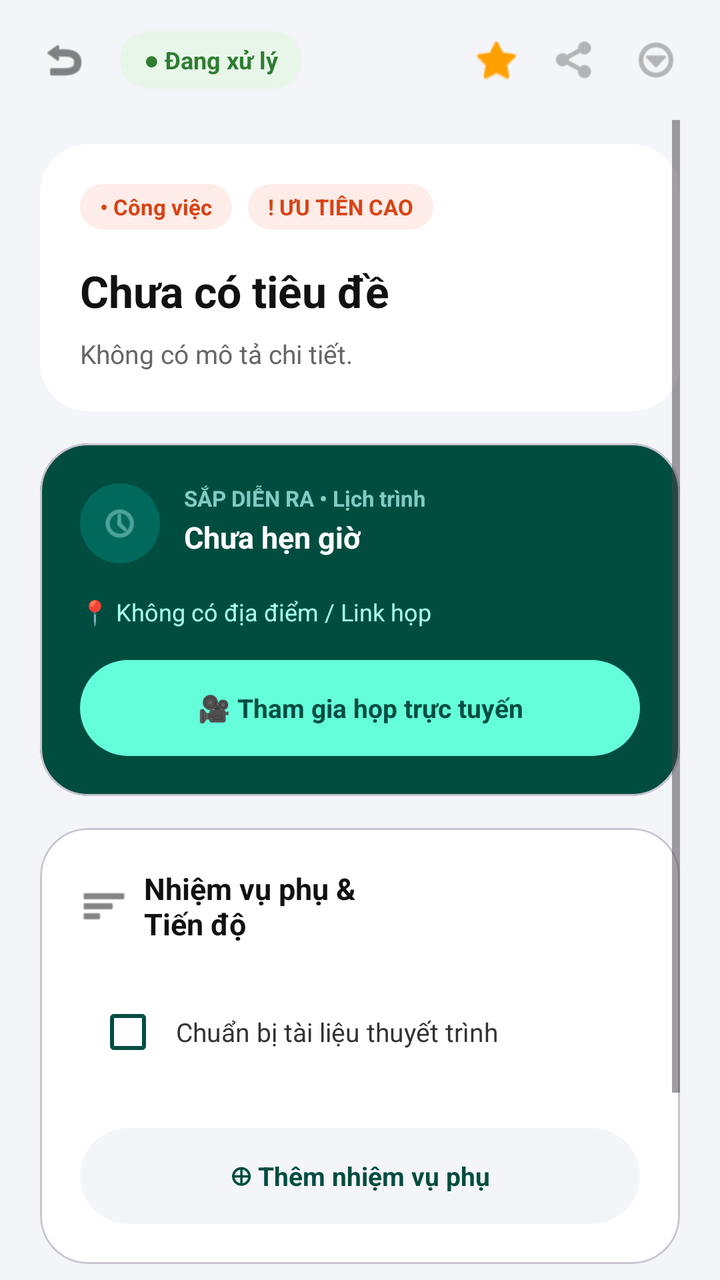
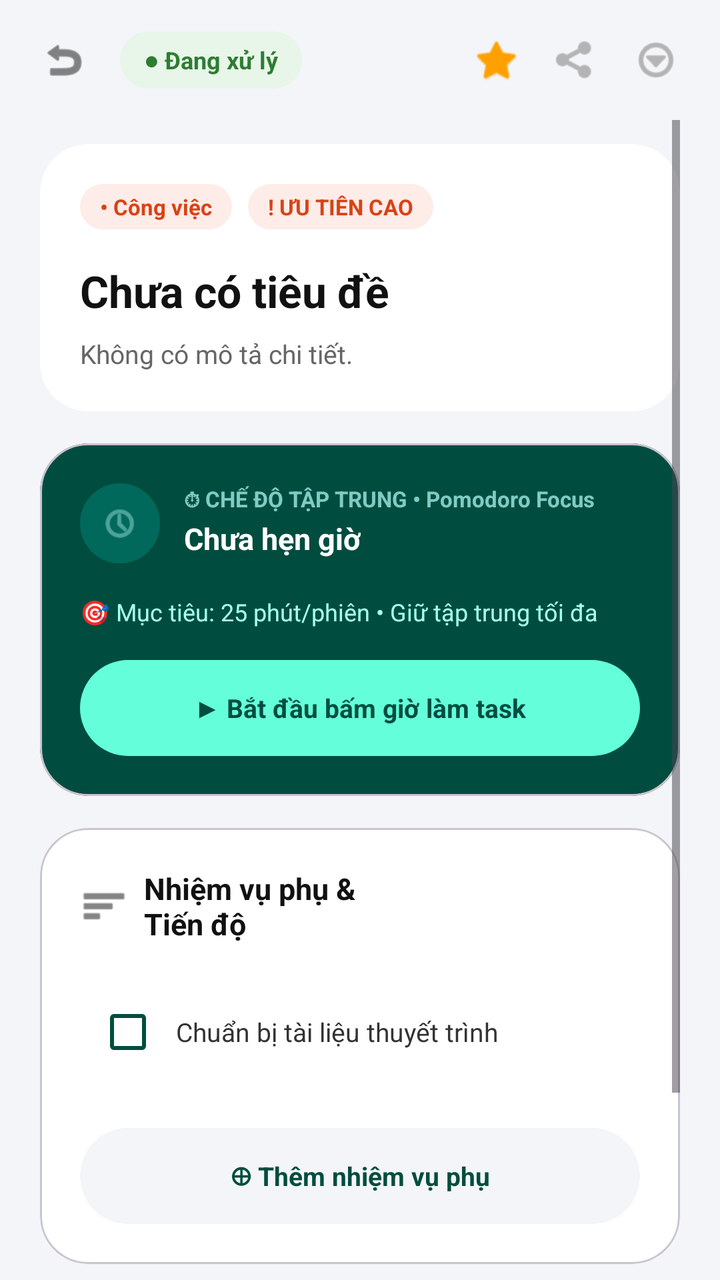

An Android layout rendered at two revisions. The XML below is the earlier revision; the diff shows what the commit changed to produce the second picture.
<!-- AndroidManifest.xml: application theme Theme.MyApplication -->
<!-- res/layout/activity_project_detail.xml -->
<?xml version="1.0" encoding="utf-8"?>
<androidx.constraintlayout.widget.ConstraintLayout xmlns:android="http://schemas.android.com/apk/res/android"
    xmlns:app="http://schemas.android.com/apk/res-auto"
    android:layout_width="match_parent"
    android:layout_height="match_parent"
    android:background="#F4F5F8"> 

    
    <LinearLayout
        android:id="@+id/topBar"
        android:layout_width="match_parent"
        android:layout_height="60dp"
        android:gravity="center_vertical"
        android:orientation="horizontal"
        android:paddingHorizontal="20dp"
        app:layout_constraintTop_toTopOf="parent">

        <ImageView
            android:id="@+id/btnBack"
            android:layout_width="24dp"
            android:layout_height="24dp"
            android:src="@android:drawable/ic_menu_revert"
            app:tint="#333333" />

        
        <TextView
            android:id="@+id/tvTaskDetailStatus"
            android:layout_width="wrap_content"
            android:layout_height="wrap_content"
            android:layout_marginStart="16dp"
            android:background="@drawable/bg_rounded_24dp"
            android:backgroundTint="#E8F5E9"
            android:paddingHorizontal="12dp"
            android:paddingVertical="6dp"
            android:text="● Đang xử lý"
            android:textColor="#2E7D32"
            android:textSize="12sp"
            android:textStyle="bold" />

        <View
            android:layout_width="0dp"
            android:layout_height="0dp"
            android:layout_weight="1" />

        
        <ImageView
            android:layout_width="24dp"
            android:layout_height="24dp"
            android:layout_marginEnd="16dp"
            android:src="@android:drawable/btn_star_big_on"
            app:tint="#FFA000" />

        <ImageView
            android:layout_width="24dp"
            android:layout_height="24dp"
            android:layout_marginEnd="16dp"
            android:src="@android:drawable/ic_menu_share"
            app:tint="#888888" />

        <ImageView
            android:layout_width="24dp"
            android:layout_height="24dp"
            android:src="@android:drawable/ic_menu_more"
            app:tint="#888888" />
    </LinearLayout>

    
    <ScrollView
        android:layout_width="match_parent"
        android:layout_height="0dp"
        android:clipToPadding="false"
        android:paddingHorizontal="20dp"
        android:paddingBottom="40dp"
        app:layout_constraintBottom_toBottomOf="parent"
        app:layout_constraintTop_toBottomOf="@id/topBar">

        <LinearLayout
            android:layout_width="match_parent"
            android:layout_height="wrap_content"
            android:orientation="vertical">

            
            <com.google.android.material.card.MaterialCardView
                android:layout_width="match_parent"
                android:layout_height="wrap_content"
                android:layout_marginTop="12dp"
                app:cardBackgroundColor="#FFFFFF"
                app:cardCornerRadius="24dp"
                app:cardElevation="0dp"
                app:strokeWidth="0dp">

                <LinearLayout
                    android:layout_width="match_parent"
                    android:layout_height="wrap_content"
                    android:orientation="vertical"
                    android:padding="20dp">

                    
                    <LinearLayout
                        android:layout_width="match_parent"
                        android:layout_height="wrap_content"
                        android:orientation="horizontal">

                        <TextView
                            android:id="@+id/tvProjectTag"
                            android:layout_width="wrap_content"
                            android:layout_height="wrap_content"
                            android:background="@drawable/bg_rounded_24dp"
                            android:backgroundTint="#FDECE8"
                            android:paddingHorizontal="10dp"
                            android:paddingVertical="4dp"
                            android:text="• Công việc"
                            android:textColor="#D84315"
                            android:textSize="11sp"
                            android:textStyle="bold" />

                        <TextView
                            android:id="@+id/tvPriorityTag"
                            android:layout_width="wrap_content"
                            android:layout_height="wrap_content"
                            android:layout_marginStart="8dp"
                            android:background="@drawable/bg_rounded_24dp"
                            android:backgroundTint="#FDECE8"
                            android:paddingHorizontal="10dp"
                            android:paddingVertical="4dp"
                            android:text="! ƯU TIÊN CAO"
                            android:textColor="#D84315"
                            android:textSize="11sp"
                            android:textStyle="bold" />
                    </LinearLayout>

                    <TextView
                        android:id="@+id/tvTaskDetailTitle"
                        android:layout_width="match_parent"
                        android:layout_height="wrap_content"
                        android:layout_marginTop="16dp"
                        android:text="Chưa có tiêu đề"
                        android:textColor="#111111"
                        android:textSize="22sp"
                        android:textStyle="bold" />

                    <TextView
                        android:id="@+id/tvTaskDetailDesc"
                        android:layout_width="match_parent"
                        android:layout_height="wrap_content"
                        android:layout_marginTop="8dp"
                        android:lineSpacingExtra="4dp"
                        android:text="Không có mô tả chi tiết."
                        android:textColor="#666666"
                        android:textSize="13sp" />
                </LinearLayout>
            </com.google.android.material.card.MaterialCardView>

            
            <com.google.android.material.card.MaterialCardView
                android:layout_width="match_parent"
                android:layout_height="wrap_content"
                android:layout_marginTop="16dp"
                app:cardBackgroundColor="#004D40"
                app:cardCornerRadius="24dp"
                app:cardElevation="0dp">

                <LinearLayout
                    android:layout_width="match_parent"
                    android:layout_height="wrap_content"
                    android:orientation="vertical"
                    android:padding="20dp">

                    <LinearLayout
                        android:layout_width="match_parent"
                        android:layout_height="wrap_content"
                        android:orientation="horizontal">

                        
                        <FrameLayout
                            android:layout_width="40dp"
                            android:layout_height="40dp"
                            android:background="@drawable/bg_circle_brown"
                            android:backgroundTint="#00695C">
                            <ImageView
                                android:layout_width="20dp"
                                android:layout_height="20dp"
                                android:layout_gravity="center"
                                android:src="@android:drawable/ic_menu_recent_history"
                                app:tint="#80CBC4" />
                        </FrameLayout>

                        <LinearLayout
                            android:layout_width="match_parent"
                            android:layout_height="wrap_content"
                            android:layout_marginStart="12dp"
                            android:orientation="vertical">

                            <TextView
                                android:layout_width="wrap_content"
                                android:layout_height="wrap_content"
                                android:text="SẮP DIỄN RA • Lịch trình"
                                android:textColor="#80CBC4"
                                android:textSize="11sp"
                                android:textStyle="bold" />

                            
                            <TextView
                                android:id="@+id/tvTaskDetailTime"
                                android:layout_width="wrap_content"
                                android:layout_height="wrap_content"
                                android:layout_marginTop="2dp"
                                android:text="Chưa hẹn giờ"
                                android:textColor="#FFFFFF"
                                android:textSize="15sp"
                                android:textStyle="bold" />
                        </LinearLayout>
                    </LinearLayout>

                    
                    <TextView
                        android:id="@+id/tvTaskDetailLocation"
                        android:layout_width="wrap_content"
                        android:layout_height="wrap_content"
                        android:layout_marginTop="16dp"
                        android:text="📍 Không có địa điểm / Link họp"
                        android:textColor="#A7FFEB"
                        android:textSize="12sp" />

                    
                    <TextView
                        android:layout_width="match_parent"
                        android:layout_height="48dp"
                        android:layout_marginTop="16dp"
                        android:background="@drawable/bg_rounded_24dp"
                        android:backgroundTint="#64FFDA"
                        android:gravity="center"
                        android:text="🎥 Tham gia họp trực tuyến"
                        android:textColor="#004D40"
                        android:textSize="13sp"
                        android:textStyle="bold" />
                </LinearLayout>
            </com.google.android.material.card.MaterialCardView>

            
            <com.google.android.material.card.MaterialCardView
                android:layout_width="match_parent"
                android:layout_height="wrap_content"
                android:layout_marginTop="16dp"
                app:cardBackgroundColor="#FFFFFF"
                app:cardCornerRadius="24dp"
                app:cardElevation="0dp">

                <LinearLayout
                    android:layout_width="match_parent"
                    android:layout_height="wrap_content"
                    android:orientation="vertical"
                    android:padding="20dp">

                    <LinearLayout
                        android:layout_width="match_parent"
                        android:layout_height="wrap_content"
                        android:gravity="center_vertical"
                        android:orientation="horizontal">

                        <ImageView
                            android:layout_width="24dp"
                            android:layout_height="24dp"
                            android:src="@android:drawable/ic_menu_sort_by_size"
                            app:tint="#333333" />

                        <TextView
                            android:layout_width="0dp"
                            android:layout_height="wrap_content"
                            android:layout_marginStart="8dp"
                            android:layout_weight="1"
                            android:text="Nhiệm vụ phụ &amp;\nTiến độ"
                            android:textColor="#111111"
                            android:textSize="15sp"
                            android:textStyle="bold" />
                    </LinearLayout>

                    <LinearLayout
                        android:layout_width="match_parent"
                        android:layout_height="wrap_content"
                        android:layout_marginTop="20dp"
                        android:gravity="center_vertical"
                        android:orientation="horizontal">
                        <CheckBox
                            android:layout_width="wrap_content"
                            android:layout_height="wrap_content"
                            android:buttonTint="#004D40" />
                        <TextView
                            android:layout_width="0dp"
                            android:layout_height="wrap_content"
                            android:layout_weight="1"
                            android:text="Chuẩn bị tài liệu thuyết trình"
                            android:textColor="#333333"
                            android:textSize="13sp" />
                    </LinearLayout>

                    
                    <TextView
                        android:id="@+id/btnAddSubtask"
                        android:layout_width="match_parent"
                        android:layout_height="48dp"
                        android:layout_marginTop="24dp"
                        android:background="@drawable/bg_rounded_24dp"
                        android:backgroundTint="#F4F5F8"
                        android:gravity="center"
                        android:text="⊕ Thêm nhiệm vụ phụ"
                        android:textColor="#004D40"
                        android:textSize="13sp"
                        android:textStyle="bold" />
                </LinearLayout>
            </com.google.android.material.card.MaterialCardView>

            
            <LinearLayout
                android:layout_width="match_parent"
                android:layout_height="wrap_content"
                android:layout_marginTop="24dp"
                android:orientation="horizontal"
                android:weightSum="3">

                
                <TextView
                    android:id="@+id/btnDeleteTask"
                    android:layout_width="0dp"
                    android:layout_height="48dp"
                    android:layout_weight="1"
                    android:layout_marginEnd="8dp"
                    android:background="@drawable/bg_rounded_24dp"
                    android:backgroundTint="#FFEBEE"
                    android:gravity="center"
                    android:text="Xóa"
                    android:textColor="#C62828"
                    android:textStyle="bold" />

                
                <TextView
                    android:id="@+id/btnEditTask"
                    android:layout_width="0dp"
                    android:layout_height="48dp"
                    android:layout_weight="1"
                    android:layout_marginEnd="8dp"
                    android:background="@drawable/bg_rounded_24dp"
                    android:backgroundTint="#FFF3E0"
                    android:gravity="center"
                    android:text="Sửa"
                    android:textColor="#E65100"
                    android:textStyle="bold" />

                
                <TextView
                    android:id="@+id/btnCompleteTask"
                    android:layout_width="0dp"
                    android:layout_height="48dp"
                    android:layout_weight="1"
                    android:background="@drawable/bg_rounded_24dp"
                    android:backgroundTint="#E8F5E9"
                    android:gravity="center"
                    android:text="Xong ✔"
                    android:textColor="#2E7D32"
                    android:textStyle="bold" />
            </LinearLayout>

        </LinearLayout>
    </ScrollView>
</androidx.constraintlayout.widget.ConstraintLayout>
<!-- resources referenced by this layout -->
<resources>
  <!-- drawable bg_circle_brown (drawable) -->
  <?xml version="1.0" encoding="utf-8"?>
  <shape xmlns:android="http://schemas.android.com/apk/res/android"
      android:shape="oval">
      <solid android:color="#8D6E63"/> 
  </shape>
  <!-- drawable bg_rounded_24dp (drawable) -->
  <?xml version="1.0" encoding="utf-8"?>
  <shape xmlns:android="http://schemas.android.com/apk/res/android"
      android:shape="rectangle">
      <corners android:radius="24dp" /> 
      <solid android:color="#F4F3F8" /> 
  </shape>
  <style name="Theme.MyApplication" parent="Base.Theme.MyApplication" />
  <style name="Base.Theme.MyApplication" parent="Theme.Material3.DayNight.NoActionBar">
          
          
      </style>
</resources>

<!-- the commit's change to res/layout/activity_project_detail.xml (unified diff, before → after) -->
@@ -194,7 +194,7 @@
                             <TextView
                                 android:layout_width="wrap_content"
                                 android:layout_height="wrap_content"
-                                android:text="SẮP DIỄN RA • Lịch trình"
+                                android:text="⏱ CHẾ ĐỘ TẬP TRUNG • Pomodoro Focus"
                                 android:textColor="#80CBC4"
                                 android:textSize="11sp"
                                 android:textStyle="bold" />
@@ -218,19 +218,22 @@
                         android:layout_width="wrap_content"
                         android:layout_height="wrap_content"
                         android:layout_marginTop="16dp"
-                        android:text="📍 Không có địa điểm / Link họp"
+                        android:text="🎯 Mục tiêu: 25 phút/phiên • Giữ tập trung tối đa"
                         android:textColor="#A7FFEB"
                         android:textSize="12sp" />
 
                     
                     <TextView
+                        android:id="@+id/btnStartPomodoro"
                         android:layout_width="match_parent"
                         android:layout_height="48dp"
                         android:layout_marginTop="16dp"
                         android:background="@drawable/bg_rounded_24dp"
                         android:backgroundTint="#64FFDA"
+                        android:clickable="true"
+                        android:focusable="true"
                         android:gravity="center"
-                        android:text="🎥 Tham gia họp trực tuyến"
+                        android:text="▶ Bắt đầu bấm giờ làm task"
                         android:textColor="#004D40"
                         android:textSize="13sp"
                         android:textStyle="bold" />
